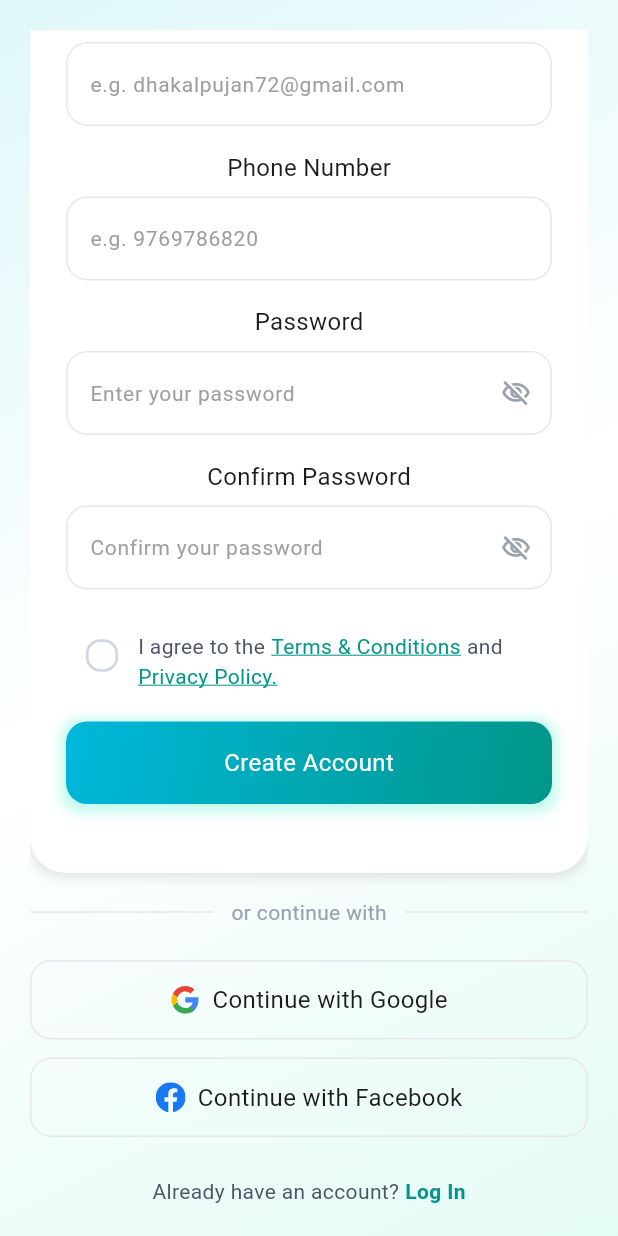
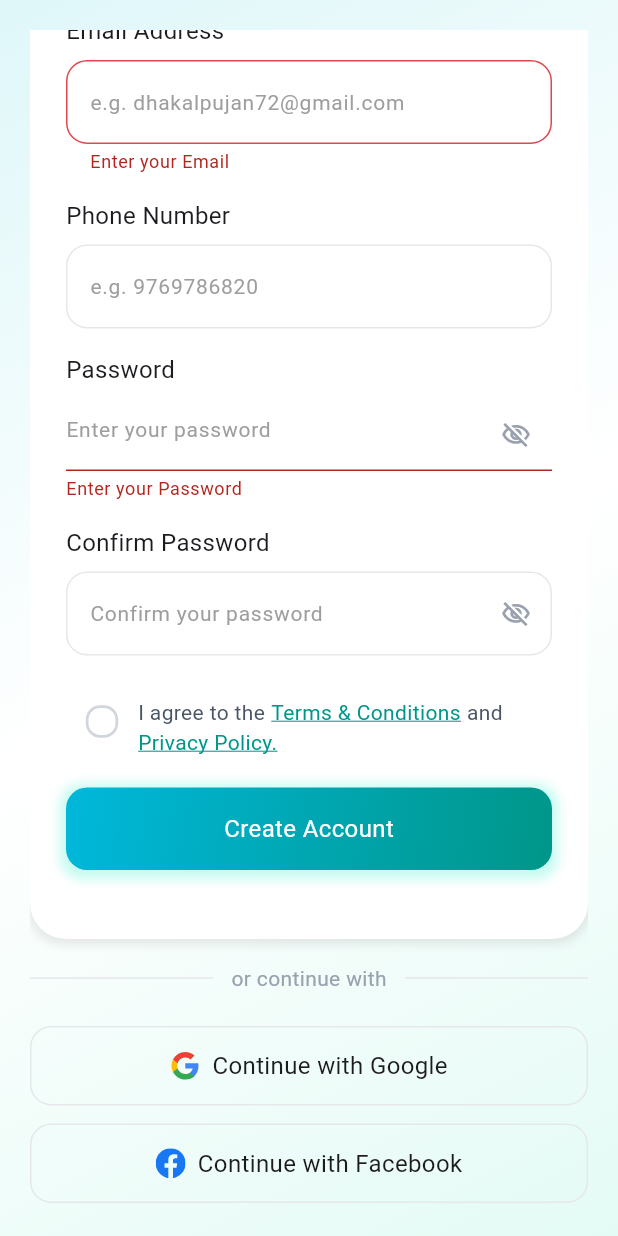
Before and after one commit to pujandhakal/Grabbit, a Flutter app: the UserSignupPage screen opened directly, scrolled down 383 dp, after a tap on "Create Account", on a phone screen of 412 x 824 dp. Run offline on Flutter 3.47's test engine with Material 3 defaults, Android fonts, the phone set to English and light mode, and no system bars; our stand-ins replace flutter_svg, google_fonts, percent_indicator.

Commit message:
Making signup

```diff
--- a/lib/pages/user/user_signup_page.dart
+++ b/lib/pages/user/user_signup_page.dart
@@ -1,5 +1,6 @@
 import 'package:flutter/material.dart';
 import 'package:flutter_svg/svg.dart';
+import 'package:grabbit/services/auth_service.dart';
 import 'package:grabbit/util/Shop/gradient_icon.dart';
 
 class UserSignupPage extends StatefulWidget {
@@ -14,6 +15,7 @@ class _UserSignupPageState extends State<UserSignupPage> {
   bool _isChecked = false;
 
   final _signupFormKey = GlobalKey<FormState>();
+  final AuthService authService = AuthService();
 
   final TextEditingController _emailController = TextEditingController();
   final TextEditingController _passwordController = TextEditingController();
@@ -25,6 +27,14 @@ class _UserSignupPageState extends State<UserSignupPage> {
     _emailController.dispose();
     _passwordController.dispose();
     _nameController.dispose();
+  }
+
+  void signUpUser() {
+    authService.signUpUser(
+        context: context,
+        email: _emailController.text,
+        password: _passwordController.text,
+        name: _nameController.text);
   }
 
   @override
@@ -97,11 +107,11 @@ class _UserSignupPageState extends State<UserSignupPage> {
                   ],
                 ),
                 child: Column(
-                  crossAxisAlignment: CrossAxisAlignment.start,
                   children: [
                     Form(
                       key: _signupFormKey,
                       child: Column(
+                        crossAxisAlignment: CrossAxisAlignment.start,
                         children: [
                           Text(
                             "Full Name",
@@ -114,6 +124,12 @@ class _UserSignupPageState extends State<UserSignupPage> {
                           ),
                           TextFormField(
                             controller: _nameController,
+                            validator: (val) {
+                              if (val == null || val.isEmpty) {
+                                return "Enter your Name";
+                              }
+                              return null;
+                            },
                             decoration: InputDecoration(
                               hintText: "e.g. Pujan Dhakal",
                               hintStyle: TextStyle(
@@ -148,11 +164,29 @@ class _UserSignupPageState extends State<UserSignupPage> {
                           ),
                           TextFormField(
                             controller: _emailController,
+                            validator: (val) {
+                              if (val == null || val.isEmpty) {
+                                return "Enter your Email";
+                              }
+                              return null;
+                            },
                             decoration: InputDecoration(
                               hintText: "e.g. dhakalpujan72@gmail.com",
                               hintStyle: TextStyle(
                                 fontSize: 14,
                                 color: Colors.grey,
+                              ),
+                              errorBorder: OutlineInputBorder(
+                                borderRadius: BorderRadius.circular(14),
+                                borderSide: BorderSide(
+                                  color: Color.fromARGB(255, 226, 70, 77),
+                                ),
+                              ),
+                              focusedErrorBorder: OutlineInputBorder(
+                                borderRadius: BorderRadius.circular(14),
+                                borderSide: BorderSide(
+                                  color: Color.fromARGB(255, 226, 70, 77),
+                                ),
                               ),
                               enabledBorder: OutlineInputBorder(
                                 borderRadius: BorderRadius.circular(14),
@@ -215,6 +249,12 @@ class _UserSignupPageState extends State<UserSignupPage> {
                           ),
                           TextFormField(
                             controller: _passwordController,
+                            validator: (val) {
+                              if (val == null || val.isEmpty) {
+                                return "Enter your Password";
+                              }
+                              return null;
+                            },
                             obscureText: isVisible ? true : false,
                             decoration: InputDecoration(
                               suffixIcon: IconButton(
@@ -381,7 +421,11 @@ class _UserSignupPageState extends State<UserSignupPage> {
                       height: 20,
                     ),
                     GestureDetector(
-                      onTap: (){},
+                      onTap: () {
+                        if (_signupFormKey.currentState!.validate()) {
+                          signUpUser();
+                        }
+                      },
                       child: Container(
                         alignment: AlignmentGeometry.center,
                         padding: EdgeInsets.symmetric(vertical: 16),
@@ -389,7 +433,8 @@ class _UserSignupPageState extends State<UserSignupPage> {
                             borderRadius: BorderRadius.circular(14),
                             boxShadow: [
                               BoxShadow(
-                                color: Color(0xff96F7E4).withValues(alpha: 0.55),
+                                color:
+                                    Color(0xff96F7E4).withValues(alpha: 0.55),
                                 spreadRadius: 4,
                                 blurRadius: 6,
                                 offset: Offset(0, 2),
```
Also changed, not shown: lib/constants/error_handling.dart (added, +25 -0 lines), lib/constants/utils.dart (added, +10 -0 lines), lib/services/auth_service.dart (+18 -3 lines), 1 other file.
